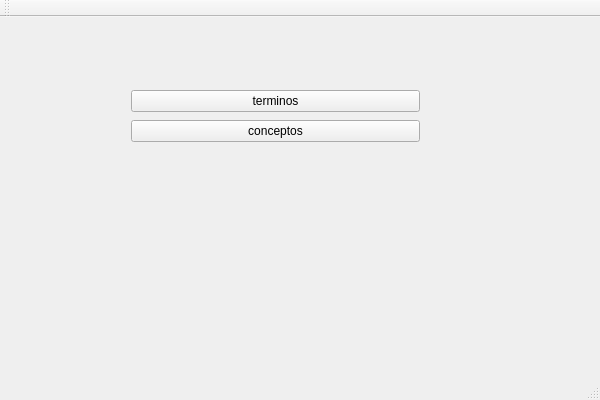
The window that visualizador-de-contexto/visualizadordecontexto.ui (miglesias91/visualizador-de-contextos) describes before a commit, drawn with Qt 5.
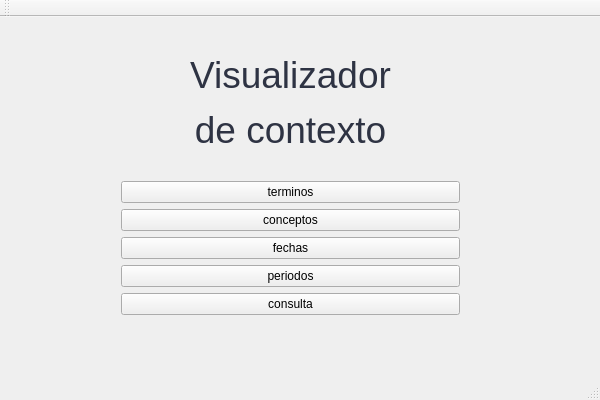
The same window after the commit.

Commit message: agregadas acciones a DialogoFechas, DialogoPeriodos y DialogoConsulta.

The edit to the form file:
```diff
--- a/visualizador-de-contexto/visualizadordecontexto.ui
+++ b/visualizador-de-contexto/visualizadordecontexto.ui
@@ -17,27 +17,82 @@
    <widget class="QWidget" name="gridLayoutWidget">
     <property name="geometry">
      <rect>
-      <x>120</x>
-      <y>60</y>
-      <width>311</width>
-      <height>80</height>
+      <x>110</x>
+      <y>3</y>
+      <width>361</width>
+      <height>306</height>
      </rect>
     </property>
-    <layout class="QGridLayout" name="gridLayout">
-     <item row="1" column="0">
-      <widget class="QPushButton" name="btn_conceptos">
+    <layout class="QVBoxLayout" name="verticalLayout">
+     <item>
+      <widget class="QLabel" name="lbl_titulo">
+       <property name="frameShape">
+        <enum>QFrame::NoFrame</enum>
+       </property>
+       <property name="frameShadow">
+        <enum>QFrame::Plain</enum>
+       </property>
+       <property name="lineWidth">
+        <number>2</number>
+       </property>
+       <property name="midLineWidth">
+        <number>8</number>
+       </property>
        <property name="text">
-        <string>conceptos</string>
+        <string>&lt;html&gt;&lt;head/&gt;&lt;body&gt;&lt;p align=&quot;center&quot;&gt;&lt;span style=&quot; font-size:28pt; color:#2e3343;&quot;&gt;Visualizador&lt;/span&gt;&lt;/p&gt;&lt;p align=&quot;center&quot;&gt;&lt;span style=&quot; font-size:28pt; color:#2e3343;&quot;&gt;de contexto&lt;/span&gt;&lt;/p&gt;&lt;/body&gt;&lt;/html&gt;</string>
+       </property>
+       <property name="textFormat">
+        <enum>Qt::RichText</enum>
+       </property>
+       <property name="scaledContents">
+        <bool>false</bool>
+       </property>
+       <property name="alignment">
+        <set>Qt::AlignCenter</set>
+       </property>
+       <property name="wordWrap">
+        <bool>false</bool>
+       </property>
+       <property name="margin">
+        <number>0</number>
        </property>
       </widget>
      </item>
-     <item row="0" column="0">
+     <item>
       <widget class="QPushButton" name="btn_terminos">
        <property name="text">
         <string>terminos</string>
        </property>
       </widget>
      </item>
+     <item>
+      <widget class="QPushButton" name="btn_conceptos">
+       <property name="text">
+        <string>conceptos</string>
+       </property>
+      </widget>
+     </item>
+     <item>
+      <widget class="QPushButton" name="btn_fechas">
+       <property name="text">
+        <string>fechas</string>
+       </property>
+      </widget>
+     </item>
+     <item>
+      <widget class="QPushButton" name="btn_periodos">
+       <property name="text">
+        <string>periodos</string>
+       </property>
+      </widget>
+     </item>
+     <item>
+      <widget class="QPushButton" name="btn_consulta">
+       <property name="text">
+        <string>consulta</string>
+       </property>
+      </widget>
+     </item>
     </layout>
    </widget>
   </widget>
```
Left out of the diff: 81 changed lines with no effect on the pictures. The commit also changes 18 other files.
